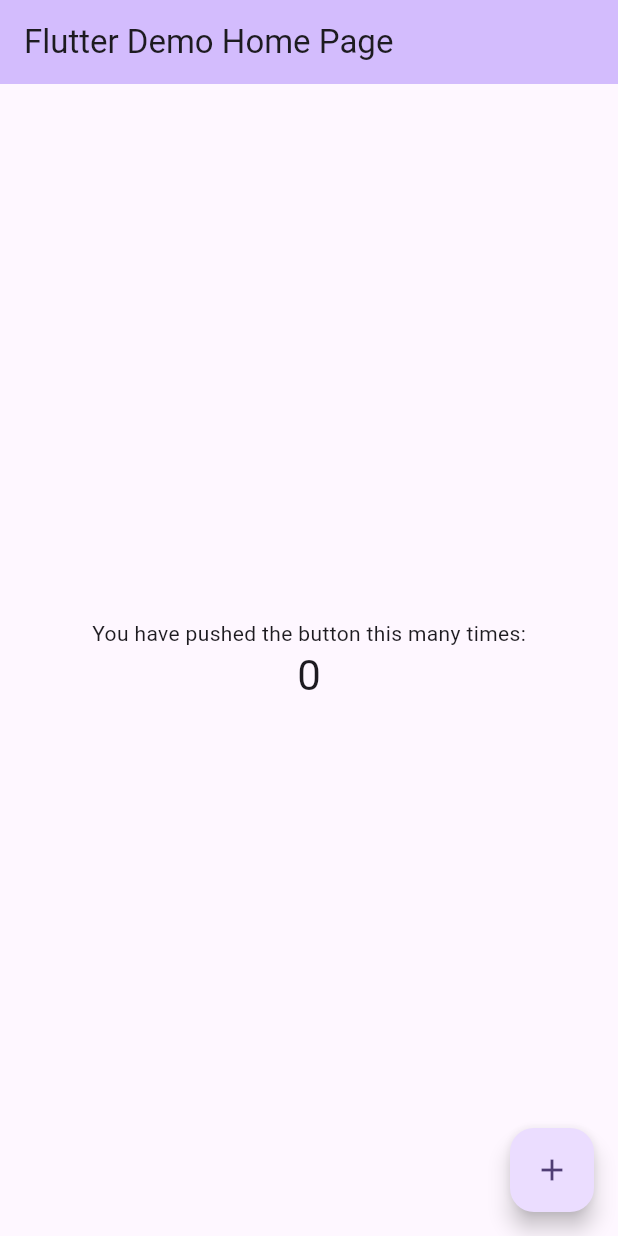
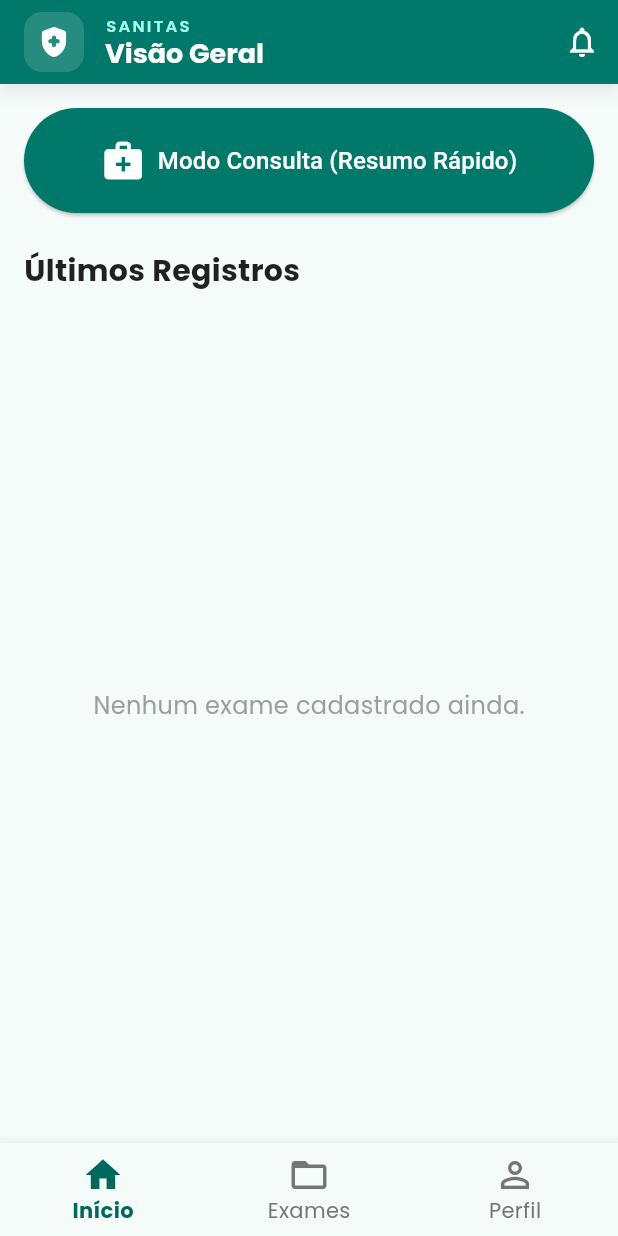
Before and after one commit to matheusbarbosa8748-ops/SanitasApp, a Flutter app: the screen it shows after launch, on a phone screen of 412 x 824 dp. Run offline on Flutter 3.47's test engine with Material 3 defaults, Android fonts, the phone set to English and light mode, and no system bars; our stand-ins replace google_fonts.

Commit message:
feat: tela inicial, tela de exame e tela de perfil

```diff
--- a/lib/main.dart
+++ b/lib/main.dart
@@ -1,122 +1,38 @@
+// lib/main.dart
 import 'package:flutter/material.dart';
+import 'package:google_fonts/google_fonts.dart';
+import 'src/screens/main_wrapper_screen.dart';
 
 void main() {
-  runApp(const MyApp());
+  runApp(const ProntuarioFamiliarApp());
 }
 
-class MyApp extends StatelessWidget {
-  const MyApp({super.key});
+class ProntuarioFamiliarApp extends StatelessWidget {
+  const ProntuarioFamiliarApp({super.key});
 
-  // This widget is the root of your application.
   @override
   Widget build(BuildContext context) {
     return MaterialApp(
-      title: 'Flutter Demo',
+      title: 'Prontuário Familiar',
+      debugShowCheckedModeBanner: false,
+      // Tema com cores limpas e alto contraste para o público 50+
       theme: ThemeData(
-        // This is the theme of your application.
-        //
-        // TRY THIS: Try running your application with "flutter run". You'll see
-        // the application has a purple toolbar. Then, without quitting the app,
-        // try changing the seedColor in the colorScheme below to Colors.green
-        // and then invoke "hot reload" (save your changes or press the "hot
-        // reload" button in a Flutter-supported IDE, or press "r" if you used
-        // the command line to start the app).
-        //
-        // Notice that the counter didn't reset back to zero; the application
-        // state is not lost during the reload. To reset the state, use hot
-        // restart instead.
-        //
-        // This works for code too, not just values: Most code changes can be
-        // tested with just a hot reload.
-        colorScheme: .fromSeed(seedColor: Colors.deepPurple),
+        colorScheme: ColorScheme.fromSeed(
+          seedColor: Colors.teal,
+          primary: Colors.teal.shade700,
+          secondary: Colors.tealAccent.shade700,
+        ),
+        useMaterial3: true,
+        // Usando Google Fonts (Poppins) para toda a aplicação
+        textTheme: GoogleFonts.poppinsTextTheme(
+          const TextTheme(
+            bodyLarge: TextStyle(fontSize: 18.0, color: Colors.black87),
+            bodyMedium: TextStyle(fontSize: 16.0, color: Colors.black87),
+            titleLarge: TextStyle(fontSize: 22.0, fontWeight: FontWeight.bold),
+          ),
+        ),
       ),
-      home: const MyHomePage(title: 'Flutter Demo Home Page'),
+      home: const MainWrapperScreen(),
     );
   }
 }
-
-class MyHomePage extends StatefulWidget {
-  const MyHomePage({super.key, required this.title});
-
-  // This widget is the home page of your application. It is stateful, meaning
-  // that it has a State object (defined below) that contains fields that affect
-  // how it looks.
-
-  // This class is the configuration for the state. It holds the values (in this
-  // case the title) provided by the parent (in this case the App widget) and
-  // used by the build method of the State. Fields in a Widget subclass are
-  // always marked "final".
-
-  final String title;
-
-  @override
-  State<MyHomePage> createState() => _MyHomePageState();
-}
-
-class _MyHomePageState extends State<MyHomePage> {
-  int _counter = 0;
-
-  void _incrementCounter() {
-    setState(() {
-      // This call to setState tells the Flutter framework that something has
-      // changed in this State, which causes it to rerun the build method below
-      // so that the display can reflect the updated values. If we changed
-      // _counter without calling setState(), then the build method would not be
-      // called again, and so nothing would appear to happen.
-      _counter++;
-    });
-  }
-
-  @override
-  Widget build(BuildContext context) {
-    // This method is rerun every time setState is called, for instance as done
-    // by the _incrementCounter method above.
-    //
-    // The Flutter framework has been optimized to make rerunning build methods
-    // fast, so that you can just rebuild anything that needs updating rather
-    // than having to individually change instances of widgets.
-    return Scaffold(
-      appBar: AppBar(
-        // TRY THIS: Try changing the color here to a specific color (to
-        // Colors.amber, perhaps?) and trigger a hot reload to see the AppBar
-        // change color while the other colors stay the same.
-        backgroundColor: Theme.of(context).colorScheme.inversePrimary,
-        // Here we take the value from the MyHomePage object that was created by
-        // the App.build method, and use it to set our appbar title.
-        title: Text(widget.title),
-      ),
-      body: Center(
-        // Center is a layout widget. It takes a single child and positions it
-        // in the middle of the parent.
-        child: Column(
-          // Column is also a layout widget. It takes a list of children and
-          // arranges them vertically. By default, it sizes itself to fit its
-          // children horizontally, and tries to be as tall as its parent.
-          //
-          // Column has various properties to control how it sizes itself and
-          // how it positions its children. Here we use mainAxisAlignment to
-          // center the children vertically; the main axis here is the vertical
-          // axis because Columns are vertical (the cross axis would be
-          // horizontal).
-          //
-          // TRY THIS: Invoke "debug painting" (choose the "Toggle Debug Paint"
-          // action in the IDE, or press "p" in the console), to see the
-          // wireframe for each widget.
-          mainAxisAlignment: .center,
-          children: [
-            const Text('You have pushed the button this many times:'),
-            Text(
-              '$_counter',
-              style: Theme.of(context).textTheme.headlineMedium,
-            ),
-          ],
-        ),
-      ),
-      floatingActionButton: FloatingActionButton(
-        onPressed: _incrementCounter,
-        tooltip: 'Increment',
-        child: const Icon(Icons.add),
-      ),
-    );
-  }
-}
--- /dev/null
+++ b/lib/src/screens/exams/exams_screen.dart
@@ -0,0 +1,21 @@
+import 'package:flutter/material.dart';
+import '../../widgets/custom_app_bar.dart';
+
+class ExamsScreen extends StatelessWidget {
+  const ExamsScreen({super.key});
+
+  @override
+  Widget build(BuildContext context) {
+    return Scaffold(
+      appBar: const CustomAppBar(title: 'Meus Exames'),
+      body: const Center(
+        child: Text('Linha do tempo de exames e arquivos aqui.'),
+      ),
+      floatingActionButton: FloatingActionButton.extended(
+        onPressed: () {},
+        icon: const Icon(Icons.add_a_photo),
+        label: const Text('Novo Exame'),
+      ),
+    );
+  }
+}
--- /dev/null
+++ b/lib/src/screens/home/home_screen.dart
@@ -0,0 +1,38 @@
+import 'package:flutter/material.dart';
+import '../../widgets/custom_app_bar.dart';
+
+class HomeScreen extends StatelessWidget {
+  const HomeScreen({super.key});
+
+  @override
+  Widget build(BuildContext context) {
+    return Scaffold(
+      appBar: const CustomAppBar(title: 'Visão Geral'),
+      body: Padding(
+        padding: const EdgeInsets.all(16.0),
+        child: Column(
+          crossAxisAlignment: CrossAxisAlignment.stretch,
+          children: [
+            ElevatedButton.icon(
+              onPressed: () {},
+              icon: const Icon(Icons.medical_services, size: 30),
+              label: const Text('Modo Consulta (Resumo Rápido)', style: TextStyle(fontSize: 16)),
+              style: ElevatedButton.styleFrom(
+                backgroundColor: Colors.teal.shade700,
+                foregroundColor: Colors.white,
+                padding: const EdgeInsets.symmetric(vertical: 20),
+              ),
+            ),
+            const SizedBox(height: 24),
+            const Text('Últimos Registros', style: TextStyle(fontSize: 20, fontWeight: FontWeight.bold)),
+            const Expanded(
+              child: Center(
+                child: Text('Nenhum exame cadastrado ainda.', style: TextStyle(color: Colors.grey)),
+              ),
+            ),
+          ],
+        ),
+      ),
+    );
+  }
+}
--- /dev/null
+++ b/lib/src/screens/main_wrapper_screen.dart
@@ -0,0 +1,59 @@
+// lib/src/screens/main_wrapper_screen.dart
+import 'package:flutter/material.dart';
+import 'home/home_screen.dart';
+import 'exams/exams_screen.dart';
+import 'profile/profile_screen.dart';
+
+class MainWrapperScreen extends StatefulWidget {
+  const MainWrapperScreen({super.key});
+
+  @override
+  State<MainWrapperScreen> createState() => _MainWrapperScreenState();
+}
+
+class _MainWrapperScreenState extends State<MainWrapperScreen> {
+  int _currentIndex = 0;
+
+  // Lista das telas principais da navegação inferior
+  final List<Widget> _screens = [
+    const HomeScreen(),
+    const ExamsScreen(),
+    const ProfileScreen(),
+  ];
+
+  @override
+  Widget build(BuildContext context) {
+    return Scaffold(
+      body: _screens[_currentIndex],
+      bottomNavigationBar: BottomNavigationBar(
+        currentIndex: _currentIndex,
+        onTap: (index) {
+          setState(() {
+            _currentIndex = index;
+          });
+        },
+        selectedItemColor: Colors.teal[800],
+        unselectedItemColor: Colors.grey.shade600,
+        selectedLabelStyle: const TextStyle(fontWeight: FontWeight.bold, fontSize: 14),
+        unselectedLabelStyle: const TextStyle(fontSize: 14),
+        items: const [
+          BottomNavigationBarItem(
+            icon: Icon(Icons.home_outlined, size: 28),
+            activeIcon: Icon(Icons.home, size: 28),
+            label: 'Início',
+          ),
+          BottomNavigationBarItem(
+            icon: Icon(Icons.folder_open_outlined, size: 28),
+            activeIcon: Icon(Icons.folder, size: 28),
+            label: 'Exames',
+          ),
+          BottomNavigationBarItem(
+            icon: Icon(Icons.person_outline, size: 28),
+            activeIcon: Icon(Icons.person, size: 28),
+            label: 'Perfil',
+          ),
+        ],
+      ),
+    );
+  }
+}
--- /dev/null
+++ b/lib/src/screens/profile/profile_screen.dart
@@ -0,0 +1,29 @@
+import 'package:flutter/material.dart';
+import '../../widgets/custom_app_bar.dart';
+
+class ProfileScreen extends StatelessWidget {
+  const ProfileScreen({super.key});
+
+  @override
+  Widget build(BuildContext context) {
+    return Scaffold(
+      appBar: const CustomAppBar(title: 'Perfil e Saúde'),
+      body: ListView(
+        padding: EdgeInsets.all(16),
+        children: [
+          ListTile(
+            leading: Icon(Icons.person, size: 32),
+            title: Text('Nome do Usuário', style: TextStyle(fontWeight: FontWeight.bold)),
+            subtitle: Text('Tipo Sanguíneo: O+ | Alergias: Nenhuma'),
+          ),
+          Divider(),
+          ListTile(
+            leading: Icon(Icons.family_restroom, size: 32),
+            title: Text('Familiares / Cuidadores Vinculados'),
+            subtitle: Text('Nenhum familiar conectado.'),
+          ),
+        ],
+      ),
+    );
+  }
+}
--- /dev/null
+++ b/lib/src/widgets/custom_app_bar.dart
@@ -0,0 +1,82 @@
+// lib/src/widgets/custom_app_bar.dart
+import 'package:flutter/material.dart';
+import 'package:google_fonts/google_fonts.dart';
+
+class CustomAppBar extends StatelessWidget implements PreferredSizeWidget {
+  final String title;
+  final List<Widget>? actions;
+
+  const CustomAppBar({
+    super.key,
+    required this.title,
+    this.actions,
+  });
+
+  @override
+  Widget build(BuildContext context) {
+    return AppBar(
+      backgroundColor: Colors.teal.shade700,
+      foregroundColor: Colors.white,
+      elevation: 4,
+      shadowColor: Colors.black26,
+      titleSpacing: 16,
+      title: Row(
+        children: [
+          // Ícone com fundo arredondado elegante
+          Container(
+            padding: const EdgeInsets.all(8),
+            decoration: BoxDecoration(
+              color: Colors.white.withOpacity(0.15),
+              borderRadius: BorderRadius.circular(12),
+            ),
+            child: const Icon(
+              Icons.health_and_safety_rounded,
+              size: 24,
+              color: Colors.white,
+            ),
+          ),
+          const SizedBox(width: 14),
+          // Títulos: App em cima, Tela atual embaixo
+          Expanded(
+            child: Column(
+              crossAxisAlignment: CrossAxisAlignment.start,
+              mainAxisAlignment: MainAxisAlignment.center,
+              children: [
+                Text(
+                  'SANITAS',
+                  style: GoogleFonts.poppins(
+                    fontSize: 11,
+                    fontWeight: FontWeight.w600,
+                    color: Colors.tealAccent.shade100,
+                    letterSpacing: 1.5,
+                  ),
+                ),
+                const SizedBox(height: 2),
+                Text(
+                  title,
+                  style: GoogleFonts.poppins(
+                    fontSize: 18,
+                    fontWeight: FontWeight.bold,
+                    color: Colors.white,
+                    height: 1.1,
+                  ),
+                  overflow: TextOverflow.ellipsis,
+                ),
+              ],
+            ),
+          ),
+        ],
+      ),
+      actions: actions ?? [
+        IconButton(
+          icon: const Icon(Icons.notifications_outlined),
+          tooltip: 'Notificações',
+          onPressed: () {},
+        ),
+      ],
+    );
+  }
+
+  @override
+  Size get preferredSize => const Size.fromHeight(kToolbarHeight);
+}
--- a/pubspec.yaml
+++ b/pubspec.yaml
@@ -34,6 +34,7 @@ dependencies:
   # The following adds the Cupertino Icons font to your application.
   # Use with the CupertinoIcons class for iOS style icons.
   cupertino_icons: ^1.0.8
+  google_fonts: ^6.2.1
 
 dev_dependencies:
   flutter_test:
```
Also changed, not shown: pubspec.lock, 1 other file.
